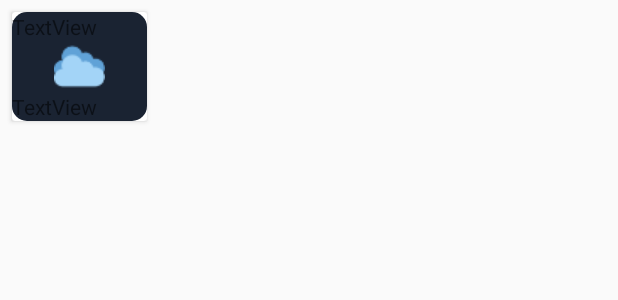
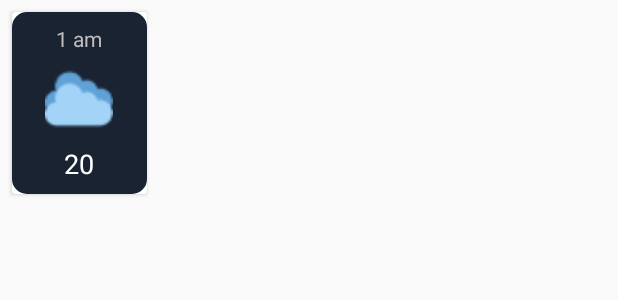
Before and after one commit to leonardojcpg/WeatherApp, an Android app: the layout viewholder_hourly.xml on its own in the app's theme, with its tools: preview values and no code run, on a phone screen of 412 x 824 dp. Shown: the top 300 px of the screen. Run offline under Robolectric (Android 15) with nearby library versions, the phone set to English and light mode, and no system bars.

```diff
--- a/app/src/main/res/layout/viewholder_hourly.xml
+++ b/app/src/main/res/layout/viewholder_hourly.xml
@@ -12,21 +12,30 @@
         android:orientation="vertical">
 
         <TextView
-            android:id="@+id/title_viewHolder_hourly"
+            android:id="@+id/txtHour"
             android:layout_width="match_parent"
             android:layout_height="wrap_content"
-            android:text="TextView" />
+            android:layout_margin="8dp"
+            android:text="1 am"
+            android:textAlignment="center"
+            android:textColor="@color/light_grey"
+            android:textSize="14sp" />
 
         <ImageView
             android:id="@+id/img_cloudy"
-            android:layout_width="match_parent"
-            android:layout_height="wrap_content"
+            android:layout_width="45dp"
+            android:layout_height="45dp"
+            android:layout_gravity="center"
             app:srcCompat="@drawable/cloudy_3" />
 
         <TextView
-            android:id="@+id/subtitle_viewHolder_hourly"
+            android:id="@+id/txtTemp"
             android:layout_width="match_parent"
             android:layout_height="wrap_content"
-            android:text="TextView" />
+            android:layout_margin="8dp"
+            android:text="20"
+            android:textAlignment="center"
+            android:textColor="@color/white"
+            android:textSize="18sp" />
     </LinearLayout>
 </androidx.cardview.widget.CardView>
--- a/app/src/main/res/values/colors.xml
+++ b/app/src/main/res/values/colors.xml
@@ -5,6 +5,7 @@
     <color name="back_1">#161c2a</color>
     <color name="back_2">#1a2332</color>
     <color name="dark_grey">#404040</color>
+    <color name="light_grey">#bfbcbc</color>
     <color name="yellow">#fdd020</color>
 
 </resources>
```
Also changed, not shown: app/src/main/res/layout/home_activity.xml (+30 -30 lines), app/src/main/res/values/strings.xml (+14 -0 lines).
